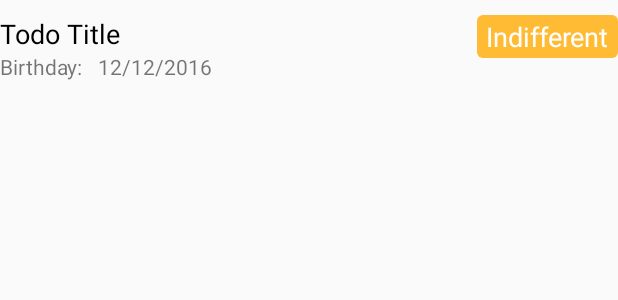
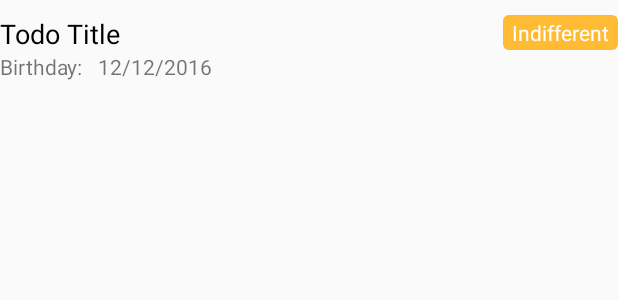
Before and after one commit to NathanSass/Catter, an Android app: the layout todo_item.xml on its own in the app's theme, with its tools: preview values and no code run, on a phone screen of 412 x 824 dp. Shown: the top 300 px of the screen. Run offline under Robolectric (Android 15) with nearby library versions, the phone set to English and light mode, and no system bars.

Commit message:
refactored styles

```diff
--- a/app/src/main/res/layout/todo_item.xml
+++ b/app/src/main/res/layout/todo_item.xml
@@ -53,19 +53,10 @@
                   android:gravity="right"
                   android:orientation="horizontal">
         <TextView
-            android:layout_width="wrap_content"
-            android:layout_height="wrap_content"
+            android:id="@+id/tvDisposition"
+            style="@style/moodLabel"
             android:layout_marginTop="10dp"
-            android:textAppearance="?android:attr/textAppearanceMedium"
-            android:text="@string/mediumMood"
-            android:textColor="@android:color/background_light"
-            android:background="@drawable/label_background"
-            android:layout_marginLeft="10dp"
-            android:id="@+id/tvDisposition"
-            android:paddingLeft="6dp"
-            android:paddingRight="6dp"
-            android:paddingTop="2dp"
-            android:paddingBottom="2dp"/>
+            android:layout_marginLeft="10dp"/>
     </LinearLayout>
 
 
--- a/app/src/main/res/values/styles.xml
+++ b/app/src/main/res/values/styles.xml
@@ -17,6 +17,26 @@
         <item name="windowNoTitle">true</item>
     </style>
 
+    <style name="moodLabel">
+        <item name="android:layout_width">wrap_content</item>
+        <item name="android:layout_height">wrap_content</item>
+        <item name="android:text">@string/mediumMood</item>
+        <item name="android:textColor">@android:color/background_light</item>
+        <item name="android:background">@drawable/label_background</item>
+        <item name="android:paddingLeft">6dp</item>
+        <item name="android:paddingRight">6dp</item>
+        <item name="android:paddingTop">2dp</item>
+        <item name="android:paddingBottom">2dp</item>
+    </style>
+
+    <style name="editLabel">
+        <item name="android:layout_width">wrap_content</item>
+        <item name="android:layout_height">wrap_content</item>
+        <item name="android:textAppearance">?android:attr/textAppearanceSmall</item>
+        <item name="android:layout_alignParentStart">true</item>
+        <item name="android:layout_alignParentLeft">true</item>
+    </style>
+
     <style name="AppTheme.AppBarOverlay" parent="ThemeOverlay.AppCompat.Dark.ActionBar"/>
 
     <style name="AppTheme.PopupOverlay" parent="ThemeOverlay.AppCompat.Light"/>
```
Also changed, not shown: app/src/main/res/layout/fragment_edit_todo_dialog.xml (+12 -33 lines).
